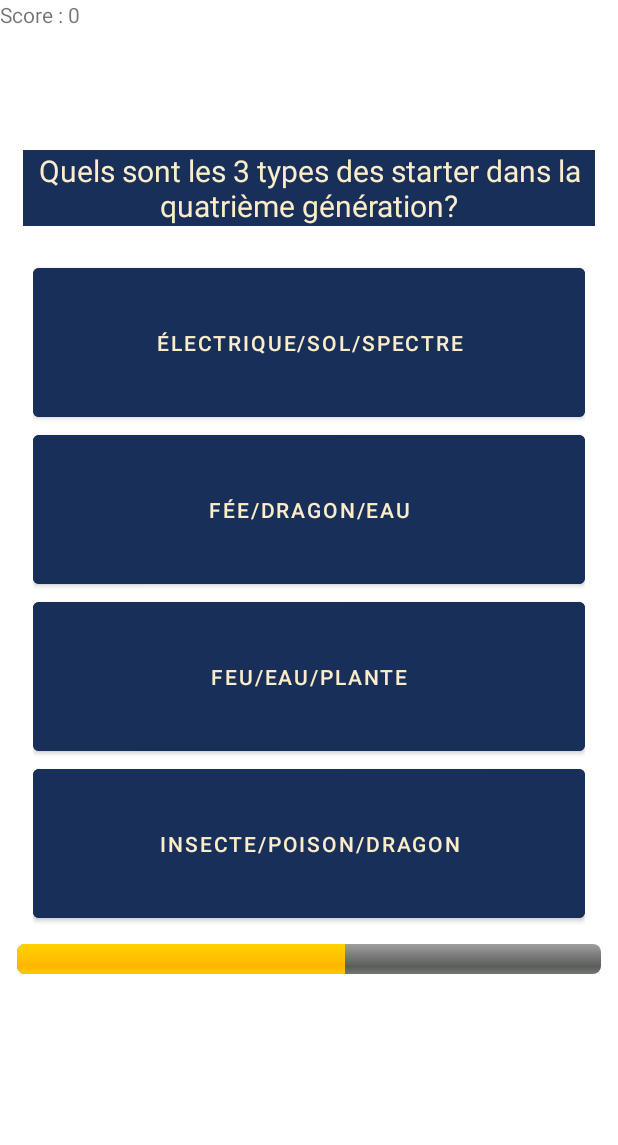
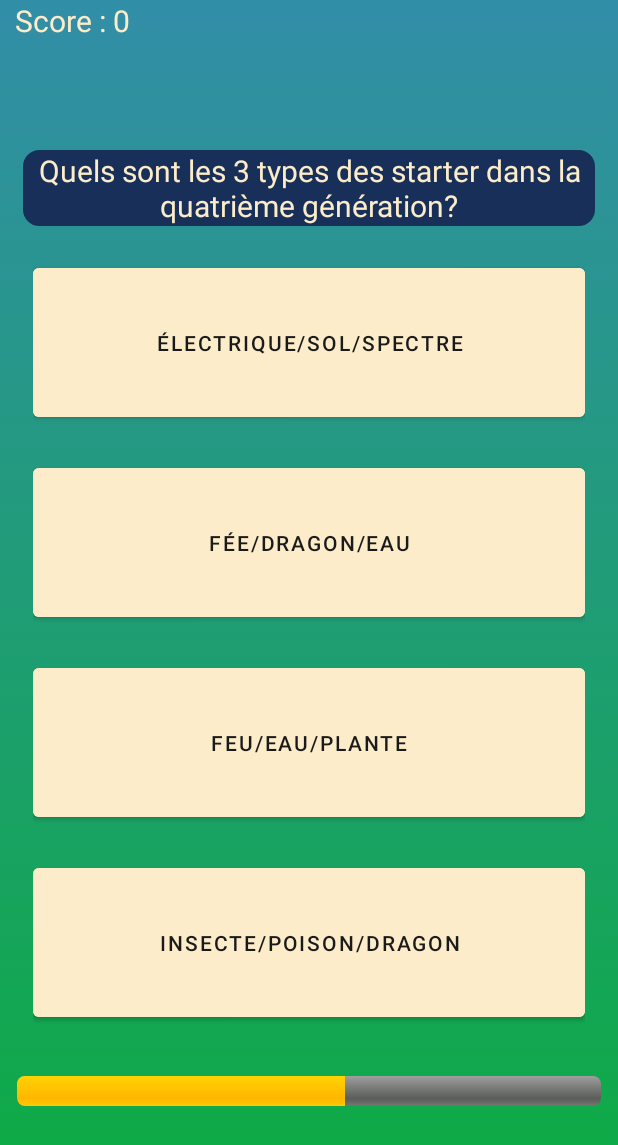
Before and after one commit to Golden-Sharks/UntitledSharkGames, an Android app: the QuizActivity screen opened directly, with no data from a screen before it, on a phone screen of 412 x 824 dp. Shown: the top 1145 px of the screen. Run offline under Robolectric (Android 15) with nearby library versions, the phone set to English and light mode, and no system bars.

Commit message:
Ajout commentaires, update XML des quizs.

```diff
--- a/app/src/main/java/esir/progm/untitledsharkgames/interfaces/Game.java
+++ b/app/src/main/java/esir/progm/untitledsharkgames/interfaces/Game.java
@@ -1,6 +1,4 @@
 package esir.progm.untitledsharkgames.interfaces;
-
-import android.widget.TextView;
 
 import androidx.appcompat.app.AppCompatActivity;
 
--- a/app/src/main/java/esir/progm/untitledsharkgames/jeux/WhrilOtter/WhrilOtter.java
+++ b/app/src/main/java/esir/progm/untitledsharkgames/jeux/WhrilOtter/WhrilOtter.java
@@ -102,7 +102,7 @@ public class WhrilOtter extends AppCompatActivity {
     /**********************************************************************************************/
     private class WhrilOtterTask extends AsyncTask<Void, Double, Integer> {
         /*                    Final atributes                    */
-        private final int TIME_OF_GAME = 5000;
+        private final int TIME_OF_GAME = 10000;
         private final int BUFFER_SIZE = AudioRecord.getMinBufferSize(SAMPLE_RATE,
                 AudioFormat.CHANNEL_IN_MONO, AudioFormat.ENCODING_PCM_16BIT);
         private static final int MAX_ROTATION_SPEED = 100;
--- a/app/src/main/java/esir/progm/untitledsharkgames/jeux/quiz/QuizActivity.java
+++ b/app/src/main/java/esir/progm/untitledsharkgames/jeux/quiz/QuizActivity.java
@@ -4,10 +4,6 @@ import androidx.appcompat.app.AppCompatActivity;
 
 import android.content.ComponentCallbacks2;
 import android.content.Intent;
-import android.graphics.Color;
-import android.graphics.Paint;
-import android.graphics.drawable.ShapeDrawable;
-import android.graphics.drawable.shapes.RectShape;
 import android.os.Bundle;
 import android.os.CountDownTimer;
 import android.view.View;
@@ -22,8 +18,8 @@ import esir.progm.untitledsharkgames.R;
 import esir.progm.untitledsharkgames.ManageFiles;
 
 public class QuizActivity extends AppCompatActivity {
-
-    private final int DURATION = 6000;
+    private final int DURATION = 6000;      // Durée d'une question en milli-secondes
+    /*              HIDE UI PARAMETERS              */
     private int hideSystemBars = View.SYSTEM_UI_FLAG_LAYOUT_STABLE
             | View.SYSTEM_UI_FLAG_IMMERSIVE_STICKY
             | View.SYSTEM_UI_FLAG_FULLSCREEN
@@ -31,15 +27,11 @@ public class QuizActivity extends AppCompatActivity {
             | View.SYSTEM_UI_FLAG_LAYOUT_FULLSCREEN
             | View.SYSTEM_UI_FLAG_HIDE_NAVIGATION;
     private boolean isOnBackground = false;
-    private boolean isRight;
-    private QuizQuestion qq;
-
-    private CountDownTimer mCountDownTimer;
-    private String theme;
-
-    private int score;
-
-    private Intent intent;
+    private boolean isRight; // Le joueur à cliquer sur la bonne réponse
+    private QuizQuestion qq; // L'instance de QuizQuestion permet de charger les question et les réponses
+    private CountDownTimer mCountDownTimer; // Timer de chaque question
+    private String theme; // Theme du quiz
+    private int score; // Score du joueur
 
     @Override
     protected void onCreate(Bundle savedInstanceState) {
@@ -54,9 +46,8 @@ public class QuizActivity extends AppCompatActivity {
                 decor.setSystemUiVisibility(hideSystemBars);
             }
         });
-
-        this.intent = getIntent();
-        Bundle b = this.intent.getExtras();
+        // Set up le theme en fonction de l'intent utilisé pour créer l'activité
+        Bundle b = getIntent().getExtras();
         if (b!=null) {
             this.theme = b.getString("theme");
         } else {
@@ -65,6 +56,9 @@ public class QuizActivity extends AppCompatActivity {
         launch();
     }
 
+    /**
+     * Initialisation
+      */
     private void launch() {
         this.isRight = false;
         this.qq = new QuizQuestion(getApplicationContext(), this.theme);
@@ -72,7 +66,7 @@ public class QuizActivity extends AppCompatActivity {
     }
 
     /**
-     * Set the progress bar
+     * Set la progress bar
      */
     private void setProgressBar() {
         ProgressBar pb = findViewById(R.id.progressbar);
@@ -92,8 +86,8 @@ public class QuizActivity extends AppCompatActivity {
     }
 
     /**
-     * Set the TextView containing the question
-     * @param question : this question to display
+     * Set up la textView qui contient la question
+     * @param question : La question à afficher
      */
     private void setTextView(String question) {
         TextView score = findViewById(R.id.score);
@@ -103,8 +97,8 @@ public class QuizActivity extends AppCompatActivity {
     }
 
     /**
-     * Set the four buttons of the quiz interface
-     * @param answers : the differents answers
+     * Set up les 4 boutons de l'interface
+     * @param answers : les différentes réponses
      */
     private void setButtons(String[] answers) {
         Button bt1 = findViewById(R.id.rep_1);
@@ -149,6 +143,9 @@ public class QuizActivity extends AppCompatActivity {
         changeRectangleColor(0);
     }
 
+    /**
+     * Change la couleur du rectangle désigné
+     */
     private void changeRectangleColor(int indice) {
         Button[] reponses = {findViewById(R.id.rep_1),findViewById(R.id.rep_2),findViewById(R.id.rep_3),findViewById(R.id.rep_4)};
         for (int i=1 ; i<5 ; i++) {
@@ -156,12 +153,15 @@ public class QuizActivity extends AppCompatActivity {
             if (i==indice) {
                 current.setBackgroundColor(getResources().getColor(R.color.persoLightBlue));
             } else {
-                current.setBackgroundColor(getResources().getColor(R.color.persoDarkBlue));
+                current.setBackgroundColor(getResources().getColor(R.color.persoWhite));
             }
         }
 
     }
 
+    /**
+     * Met fin au round en cours
+     */
     private void endRound() {
         if (isRight) {
             this.score += 100;
@@ -183,7 +183,9 @@ public class QuizActivity extends AppCompatActivity {
         }
     }
 
-
+    /**
+     * Change de question
+     */
     private void resetQuiz() {
         String[] questionStrings = qq.getInterface();
         if (this.mCountDownTimer != null) this.mCountDownTimer.cancel();
--- a/app/src/main/java/esir/progm/untitledsharkgames/jeux/quiz/QuizQuestion.java
+++ b/app/src/main/java/esir/progm/untitledsharkgames/jeux/quiz/QuizQuestion.java
@@ -11,15 +11,12 @@ import java.util.Random;
 import esir.progm.untitledsharkgames.R;
 
 public class QuizQuestion {
-
-    private String question;
-    private String correctAnswer;
-    private String[] wrongAnswers;
-    private int idRightAnswer;
-
-    private ArrayList<String> listOfQuestions;
-
-    private int currentQuestion;
+    private String question;        // La question
+    private String correctAnswer;   // La bonne réponse
+    private String[] wrongAnswers;  // Les mauvaises réponses
+    private int idRightAnswer;      // id de la bonne réponse
+    private ArrayList<String> listOfQuestions;  // Liste des différentes questions qui seront posées
+    private int currentQuestion;    // id de la question en cours
 
     public QuizQuestion(Context context, String theme) {
         this.currentQuestion = 0;
@@ -27,6 +24,7 @@ public class QuizQuestion {
         Random rd = new Random();
         this.idRightAnswer = rd.nextInt(4)+1;
         InputStream is;
+        // Initialisation du thème
         switch (theme) {
             case "starwars":
                 is = context.getResources().openRawResource(R.raw.quiz_starwars);
@@ -38,6 +36,7 @@ public class QuizQuestion {
                 is = context.getResources().openRawResource(R.raw.quiz_progm);
                 break;
             default:
+                // Par défaut on choisit aléatoirement
                 int choice = new Random().nextInt(3);
                 if (choice==0) {
                     is = context.getResources().openRawResource(R.raw.quiz_starwars);
@@ -47,6 +46,7 @@ public class QuizQuestion {
                     is = context.getResources().openRawResource(R.raw.quiz_progm);
                 }
         }
+        // Lis les questions voulues
         BufferedReader r = new BufferedReader(new InputStreamReader(is));
         String line;
         listOfQuestions = new ArrayList<>();
@@ -60,6 +60,9 @@ public class QuizQuestion {
         }
     }
 
+    /**
+     * Retourne la liste des réponses et la question à des indices aléatoires
+     */
     public String[] getInterface(){
         String[] ret = new String[5];
         ret[0] = this.question;
@@ -75,10 +78,17 @@ public class QuizQuestion {
         return ret;
     }
 
+    /**
+     * Indique si la réponse essayée (identifiée par l'indice) est la bonne
+     */
     public boolean isRightAnswer(int indice) {
         return indice == this.idRightAnswer;
     }
 
+    /**
+     * Passe à la question suivante et retourne true
+     * Sinon c'est la dernière question retourne false
+     */
     public boolean setUpNewQuestion() {
         this.currentQuestion++;
         if (this.currentQuestion<listOfQuestions.size()) {
@@ -91,6 +101,10 @@ public class QuizQuestion {
         }
     }
 
+    /**
+     * Permet de parser la question courante et de répartir les bonnes et mauvaises réponses
+     * dans les bons objets.
+     */
     private void parseQuestion() {
         String current = this.listOfQuestions.get(this.currentQuestion);
         String[] splitted = current.split(",");
--- a/app/src/main/java/esir/progm/untitledsharkgames/menus/QuizTrainingTheme.java
+++ b/app/src/main/java/esir/progm/untitledsharkgames/menus/QuizTrainingTheme.java
@@ -96,10 +96,6 @@ public class QuizTrainingTheme extends AppCompatActivity {
             System.out.println("SCORE : "+score);
             mf.erase("score_tmp");
             Toast.makeText(getApplicationContext(), ("Votre score : "+score), Toast.LENGTH_LONG).show();
-            /*
-            PopUp popUp = new PopUp("score", score);
-            popUp.show(getSupportFragmentManager(), "SCORE");
-            */
         }
     }
 
--- a/app/src/main/java/esir/progm/untitledsharkgames/multiplayer/MultiClient.java
+++ b/app/src/main/java/esir/progm/untitledsharkgames/multiplayer/MultiClient.java
@@ -1,20 +1,15 @@
 package esir.progm.untitledsharkgames.multiplayer;
 
-import androidx.activity.result.ActivityResultLauncher;
-
-import android.content.Intent;
 import android.os.Bundle;
 import android.view.View;
 import android.widget.Button;
 import android.widget.ImageButton;
-import android.widget.ImageView;
 import android.widget.TextView;
 
 import java.util.ArrayList;
 
 import esir.progm.untitledsharkgames.R;
 import esir.progm.untitledsharkgames.jeux.quiz.QuizActivity;
-import esir.progm.untitledsharkgames.jeux.sharkSlap.SharkSlap;
 
 public class MultiClient extends Multijoueur {
     private TextView info;
--- a/app/src/main/java/esir/progm/untitledsharkgames/multiplayer/MultiHeberger.java
+++ b/app/src/main/java/esir/progm/untitledsharkgames/multiplayer/MultiHeberger.java
@@ -6,7 +6,6 @@ import android.widget.AdapterView;
 import android.widget.ArrayAdapter;
 import android.widget.Button;
 import android.widget.ImageButton;
-import android.widget.ImageView;
 import android.widget.ListView;
 import android.widget.TextView;
 
@@ -19,7 +18,6 @@ import java.util.Random;
 
 import esir.progm.untitledsharkgames.R;
 import esir.progm.untitledsharkgames.jeux.quiz.QuizActivity;
-import esir.progm.untitledsharkgames.jeux.sharkSlap.SharkSlap;
 
 public class MultiHeberger extends Multijoueur {
 
--- a/app/src/main/res/layout/activity_quiz.xml
+++ b/app/src/main/res/layout/activity_quiz.xml
@@ -4,14 +4,20 @@
     xmlns:tools="http://schemas.android.com/tools"
     android:layout_width="match_parent"
     android:layout_height="match_parent"
-    tools:context=".jeux.quiz.QuizActivity">
+    tools:context=".jeux.quiz.QuizActivity"
+    android:background="@drawable/quizz_background">
 
     <TextView
         android:id="@+id/score"
         android:layout_width="wrap_content"
         android:layout_height="wrap_content"
+        android:textSize="20dp"
+        android:textColor="@color/persoWhite"
         android:text="Score : 10000"
-        />
+        android:layout_marginLeft="10dp"
+        android:layout_marginTop="5dp"
+        app:layout_constraintBaseline_toTopOf="parent"
+        app:layout_constraintLeft_toLeftOf="parent"/>
 
     <LinearLayout
         android:layout_width="match_parent"
@@ -24,7 +30,8 @@
             android:layout_height="wrap_content"
             android:textSize="20dp"
             android:text = "@string/placeHolder"
-            android:background="@color/persoDarkBlue"
+            android:background="@drawable/quizz_round_corners"
+            android:backgroundTint="@color/persoDarkBlue"
             android:textColor="@color/persoWhite"
             android:layout_marginTop="100dp"
             android:layout_marginRight="15dp"
@@ -47,8 +54,9 @@
                     android:id="@+id/rep_1"
                     android:layout_width="match_parent"
                     android:layout_height="50pt"
-                    android:backgroundTint="@color/persoDarkBlue"
-                    android:textColor="@color/persoWhite"
+                    android:layout_marginBottom="10pt"
+                    android:backgroundTint="@color/persoWhite"
+                    android:textColor="@color/persoBlack"
                     app:strokeWidth="0dp"
                     app:strokeColor="@color/white"
                     android:text="@string/placeHolder"/>
@@ -56,8 +64,9 @@
                     android:id="@+id/rep_2"
                     android:layout_width="match_parent"
                     android:layout_height="50pt"
-                    android:backgroundTint="@color/persoDarkBlue"
-                    android:textColor="@color/persoWhite"
+                    android:layout_marginBottom="10pt"
+                    android:backgroundTint="@color/persoWhite"
+                    android:textColor="@color/persoBlack"
                     app:strokeWidth="0dp"
                     app:strokeColor="@color/white"
                     android:text="@string/placeHolder"/>
@@ -65,8 +74,9 @@
                     android:id="@+id/rep_3"
                     android:layout_width="match_parent"
                     android:layout_height="50pt"
-                    android:backgroundTint="@color/persoDarkBlue"
-                    android:textColor="@color/persoWhite"
+                    android:layout_marginBottom="10pt"
+                    android:backgroundTint="@color/persoWhite"
+                    android:textColor="@color/persoBlack"
                     app:strokeWidth="0dp"
                     app:strokeColor="@color/white"
                     android:text="@string/placeHolder"/>
@@ -74,8 +84,9 @@
                     android:id="@+id/rep_4"
                     android:layout_width="match_parent"
                     android:layout_height="50pt"
-                    android:backgroundTint="@color/persoDarkBlue"
-                    android:textColor="@color/persoWhite"
+                    android:layout_marginBottom="10pt"
+                    android:backgroundTint="@color/persoWhite"
+                    android:textColor="@color/persoBlack"
                     app:strokeWidth="0dp"
                     app:strokeColor="@color/white"
                     android:text="@string/placeHolder"/>
@@ -89,7 +100,9 @@
             android:layout_marginLeft="5pt"
             android:layout_marginRight="5pt"
             android:layout_width="match_parent"
-            android:layout_height="wrap_content"/>
+            android:layout_height="wrap_content"
+            android:indeterminateTintMode="src_atop"
+            android:indeterminateTint="@color/persoLightBlue"/>
     </LinearLayout>
 
 </androidx.constraintlayout.widget.ConstraintLayout>
```
Also changed, not shown: app/src/main/java/esir/progm/untitledsharkgames/Communication/Client.java (+7 -8 lines), app/src/main/java/esir/progm/untitledsharkgames/Communication/Server.java (+20 -22 lines), app/src/main/java/esir/progm/untitledsharkgames/interfaces/WifiP2P.java (deleted, +0 -11 lines), app/src/main/java/esir/progm/untitledsharkgames/multiplayer/Communication.java (+3 -7 lines), app/src/main/java/esir/progm/untitledsharkgames/multiplayer/Multijoueur.java (+2 -8 lines).
